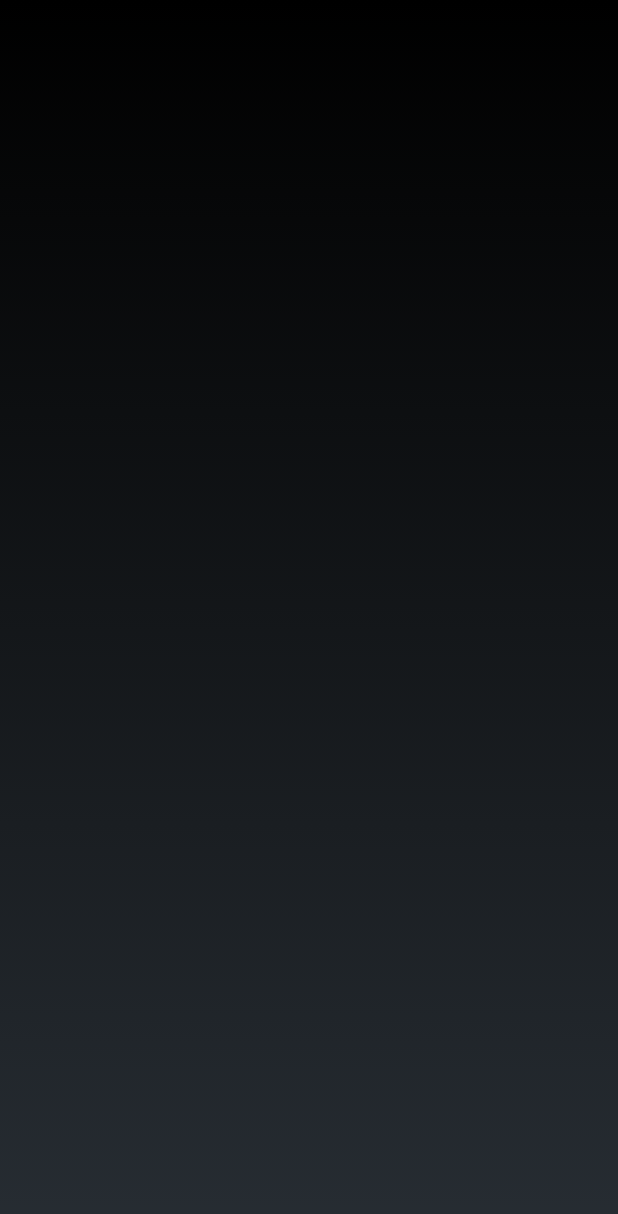
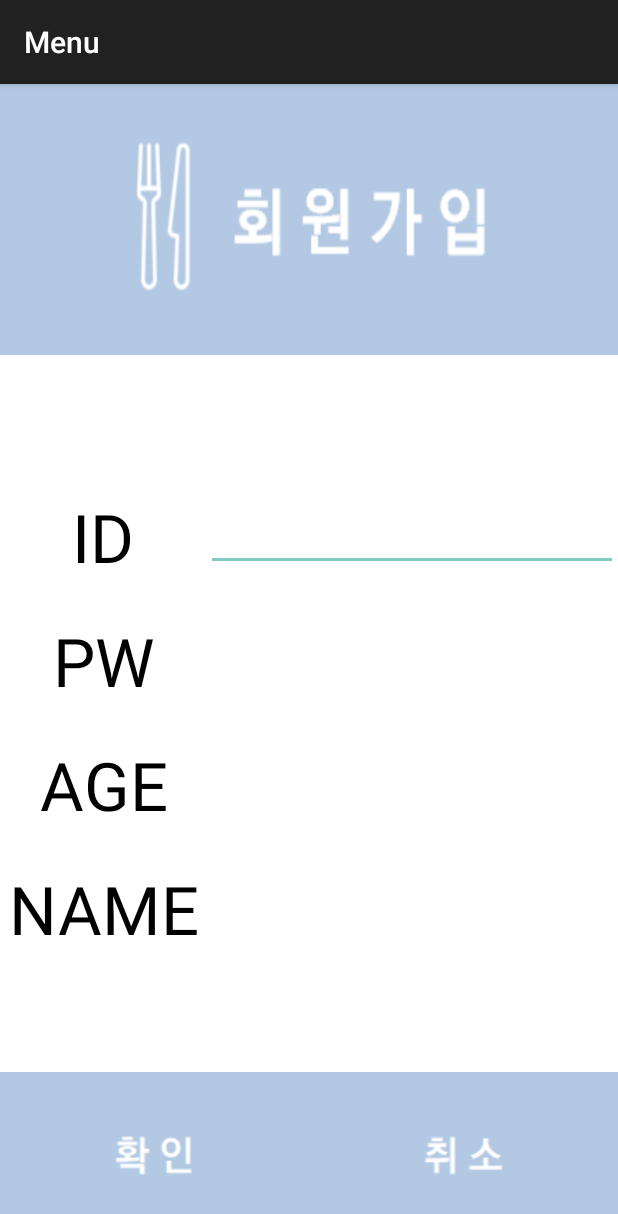
Before and after one commit to SeungWookJung/Menu, an Android app: the SignUp screen opened directly, with no data from a screen before it, on a phone screen of 412 x 824 dp. Shown: the top 1214 px of the screen. Run offline under Robolectric (Android 15) with nearby library versions, the phone set to English and light mode, and no system bars.

Commit message:
2019-11-01

```diff
--- a/app/build.gradle
+++ b/app/build.gradle
@@ -34,5 +34,4 @@ dependencies {
     implementation 'noman.placesapi:placesAPI:1.1.3'
     implementation 'com.google.android.material:material:1.0.0'
     implementation 'com.squareup.picasso:picasso:2.71828'
-    implementation 'com.cs:googlemaproute:1.0.0'
 }
--- a/app/src/main/java/com/example/menu/LoadingActivity.java
+++ b/app/src/main/java/com/example/menu/LoadingActivity.java
@@ -70,7 +70,7 @@ public class LoadingActivity extends AppCompatActivity {
     }
     private void ToMain() //메인화면으로 넘어감
     {
-        intent = new Intent(this, MenuChoice.class);
+        intent = new Intent(this, LoginActivity.class);
         startActivity(intent);
         finish();
     }
--- a/app/src/main/java/com/example/menu/LoginActivity.java
+++ b/app/src/main/java/com/example/menu/LoginActivity.java
@@ -52,7 +52,7 @@ public class LoginActivity extends Activity {
                         SharedPreference.setAttribute(getApplicationContext(), "userId", id.getText().toString());
 
                         //메뉴 골라주는 액티비티로 진행
-                        Intent intent = new Intent(getApplicationContext(),Weather_GPS.class);
+                        Intent intent = new Intent(getApplicationContext(),MenuChoice.class);
                         login1.cancel(true);
 
                         startActivity(intent);
--- a/app/src/main/java/com/example/menu/SignUp.java
+++ b/app/src/main/java/com/example/menu/SignUp.java
@@ -19,18 +19,25 @@ import java.net.URL;
 
 public class SignUp extends AppCompatActivity {
 
-    TextView id = (TextView)findViewById(R.id.signup_inputID);
-    TextView pw = (TextView)findViewById(R.id.signup_inputPW);
-    TextView age = (TextView)findViewById(R.id.signup_inputAGE);
-    TextView name = (TextView)findViewById(R.id.signup_inputNAME);
-    Button check = (Button)findViewById(R.id.check);
-    Button cancel = (Button)findViewById(R.id.cancel);
+    TextView id;
+    TextView pw;
+    TextView age;
+    TextView name;
+    Button check;
+    Button cancel;
     String result;
 
     @Override
     protected void onCreate(Bundle savedInstanceState) {
         super.onCreate(savedInstanceState);
         setContentView(R.layout.activity_sign_up);
+
+        id = (TextView)findViewById(R.id.signup_inputID);
+        pw = (TextView)findViewById(R.id.signup_inputPW);
+        age = (TextView)findViewById(R.id.signup_inputAGE);
+        name = (TextView)findViewById(R.id.signup_inputNAME);
+        check = (Button)findViewById(R.id.check);
+        cancel = (Button)findViewById(R.id.cancel);
 
         View.OnClickListener ok = new View.OnClickListener() {
             @Override
--- a/app/src/main/res/layout/activity_sign_up.xml
+++ b/app/src/main/res/layout/activity_sign_up.xml
@@ -43,7 +43,8 @@
             android:layout_width="match_parent"
             android:layout_height="wrap_content"
             android:ems="10"
-            android:layout_weight="1"/>
+            android:layout_weight="1"
+            android:textColor="@android:color/black" />
 
     </LinearLayout>
 
@@ -71,7 +72,8 @@
             android:layout_width="match_parent"
             android:layout_height="wrap_content"
             android:ems="10"
-            android:layout_weight="1"/>
+            android:layout_weight="1"
+            android:textColor="@android:color/black" />
     </LinearLayout>
 
     <LinearLayout
@@ -99,7 +101,8 @@
             android:layout_height="wrap_content"
             android:gravity="center"
             android:ems="10"
-            android:layout_weight="1"/>
+            android:layout_weight="1"
+            android:textColor="@android:color/black" />
     </LinearLayout>
 
     <LinearLayout
@@ -128,7 +131,8 @@
             android:layout_height="wrap_content"
             android:gravity="center"
             android:ems="10"
-            android:layout_weight="1"/>
+            android:layout_weight="1"
+            android:textColor="@android:color/black" />
     </LinearLayout>
 
     <LinearLayout
```
Also changed, not shown: app/src/main/AndroidManifest.xml (+7 -6 lines), app/src/main/java/com/example/menu/MapsActivity.java (+3 -19 lines).
